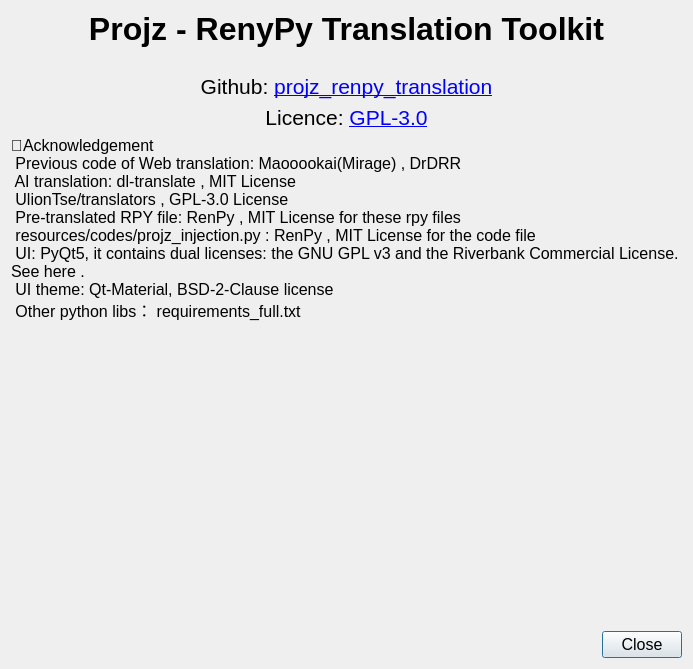
Before: the Qt Designer form qt5/about.ui in abse4411/projz_renpy_translation, drawn with Qt 5.
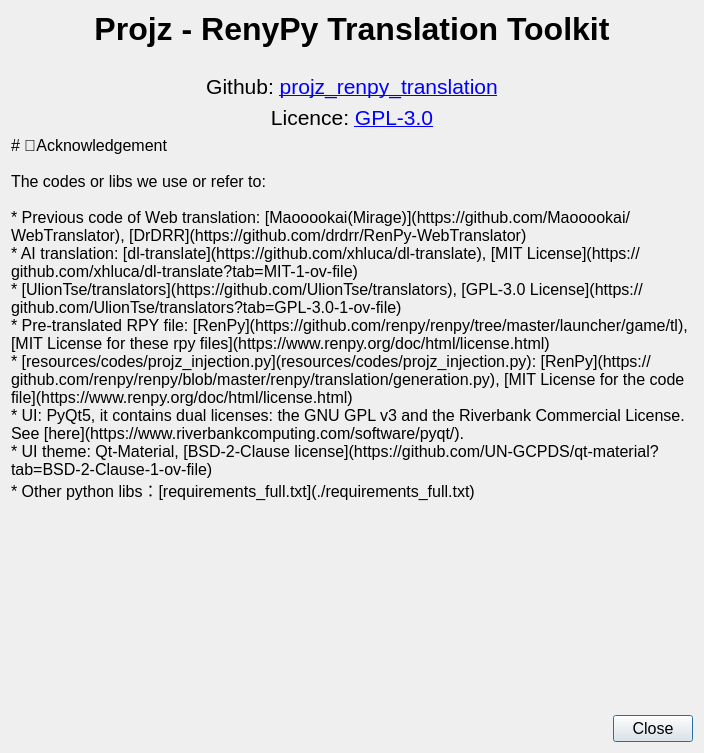
After: the same form once the commit is applied. Icons and pictures are not drawn.

```diff
--- a/qt5/about.ui
+++ b/qt5/about.ui
@@ -6,8 +6,8 @@
    <rect>
     <x>0</x>
     <y>0</y>
-    <width>693</width>
-    <height>669</height>
+    <width>704</width>
+    <height>753</height>
    </rect>
   </property>
   <property name="windowTitle">
@@ -102,16 +102,21 @@
           </font>
          </property>
          <property name="text">
-          <string>&lt;html&gt;&lt;head/&gt;&lt;body&gt;&lt;h2&gt;🔗Acknowledgement&lt;/h2&gt;&lt;p&gt;&lt;ul dir=&quot;auto&quot;&gt;
-&lt;li&gt;Previous code of Web translation: &lt;a href=&quot;https://github.com/Maooookai/WebTranslator&quot;&gt;Maooookai(Mirage)&lt;/a&gt;, &lt;a href=&quot;https://github.com/drdrr/RenPy-WebTranslator&quot;&gt;DrDRR&lt;/a&gt;&lt;/li&gt;
-&lt;li&gt;AI translation: &lt;a href=&quot;https://github.com/xhluca/dl-translate&quot;&gt;dl-translate&lt;/a&gt;, &lt;a href=&quot;https://github.com/xhluca/dl-translate?tab=MIT-1-ov-file&quot;&gt;MIT License&lt;/a&gt;&lt;/li&gt;
-&lt;li&gt;&lt;a href=&quot;https://github.com/UlionTse/translators&quot;&gt;UlionTse/translators&lt;/a&gt;, &lt;a href=&quot;https://github.com/UlionTse/translators?tab=GPL-3.0-1-ov-file&quot;&gt;GPL-3.0 License&lt;/a&gt;&lt;/li&gt;
-&lt;li&gt;Pre-translated RPY file: &lt;a href=&quot;https://github.com/renpy/renpy/tree/master/launcher/game/tl&quot;&gt;RenPy&lt;/a&gt;, &lt;a href=&quot;https://www.renpy.org/doc/html/license.html&quot; rel=&quot;nofollow&quot;&gt;MIT License for these rpy files&lt;/a&gt;&lt;/li&gt;
-&lt;li&gt;&lt;a href=&quot;/abse4411/projz_renpy_translation/blob/devp_tmp/resources/codes/projz_injection.py&quot;&gt;resources/codes/projz_injection.py&lt;/a&gt;: &lt;a href=&quot;https://github.com/renpy/renpy/blob/master/renpy/translation/generation.py&quot;&gt;RenPy&lt;/a&gt;, &lt;a href=&quot;https://www.renpy.org/doc/html/license.html&quot; rel=&quot;nofollow&quot;&gt;MIT License for the code file&lt;/a&gt;&lt;/li&gt;
-&lt;li&gt;UI: PyQt5, it contains dual licenses: the GNU GPL v3 and the Riverbank Commercial License. See &lt;a href=&quot;https://www.riverbankcomputing.com/software/pyqt/&quot; rel=&quot;nofollow&quot;&gt;here&lt;/a&gt;.&lt;/li&gt;
-&lt;li&gt;UI theme: Qt-Material, &lt;a href=&quot;https://github.com/UN-GCPDS/qt-material?tab=BSD-2-Clause-1-ov-file&quot;&gt;BSD-2-Clause license&lt;/a&gt;&lt;/li&gt;
-&lt;li&gt;Other python libs：&lt;a href=&quot;https://github.com/abse4411/projz_renpy_translation/blob/devp/requirements_full.txt&quot;&gt;requirements_full.txt&lt;/a&gt;&lt;/li&gt;
-&lt;/ul&gt;&lt;/p&gt;&lt;/body&gt;&lt;/html&gt;</string>
+          <string># 🔗Acknowledgement
+
+The codes or libs we use or refer to:
+
+* Previous code of Web translation: [Maooookai(Mirage)](https://github.com/Maooookai/WebTranslator), [DrDRR](https://github.com/drdrr/RenPy-WebTranslator)
+* AI translation: [dl-translate](https://github.com/xhluca/dl-translate), [MIT License](https://github.com/xhluca/dl-translate?tab=MIT-1-ov-file)
+* [UlionTse/translators](https://github.com/UlionTse/translators), [GPL-3.0 License](https://github.com/UlionTse/translators?tab=GPL-3.0-1-ov-file)
+* Pre-translated RPY file: [RenPy](https://github.com/renpy/renpy/tree/master/launcher/game/tl), [MIT License for these rpy files](https://www.renpy.org/doc/html/license.html)
+* [resources/codes/projz_injection.py](resources/codes/projz_injection.py): [RenPy](https://github.com/renpy/renpy/blob/master/renpy/translation/generation.py), [MIT License for the code file](https://www.renpy.org/doc/html/license.html)
+* UI: PyQt5, it contains dual licenses: the GNU GPL v3 and the Riverbank Commercial License. See [here](https://www.riverbankcomputing.com/software/pyqt/).
+* UI theme: Qt-Material, [BSD-2-Clause license](https://github.com/UN-GCPDS/qt-material?tab=BSD-2-Clause-1-ov-file)
+* Other python libs：[requirements_full.txt](./requirements_full.txt)</string>
+         </property>
+         <property name="textFormat">
+          <enum>Qt::MarkdownText</enum>
          </property>
          <property name="wordWrap">
           <bool>true</bool>
```
